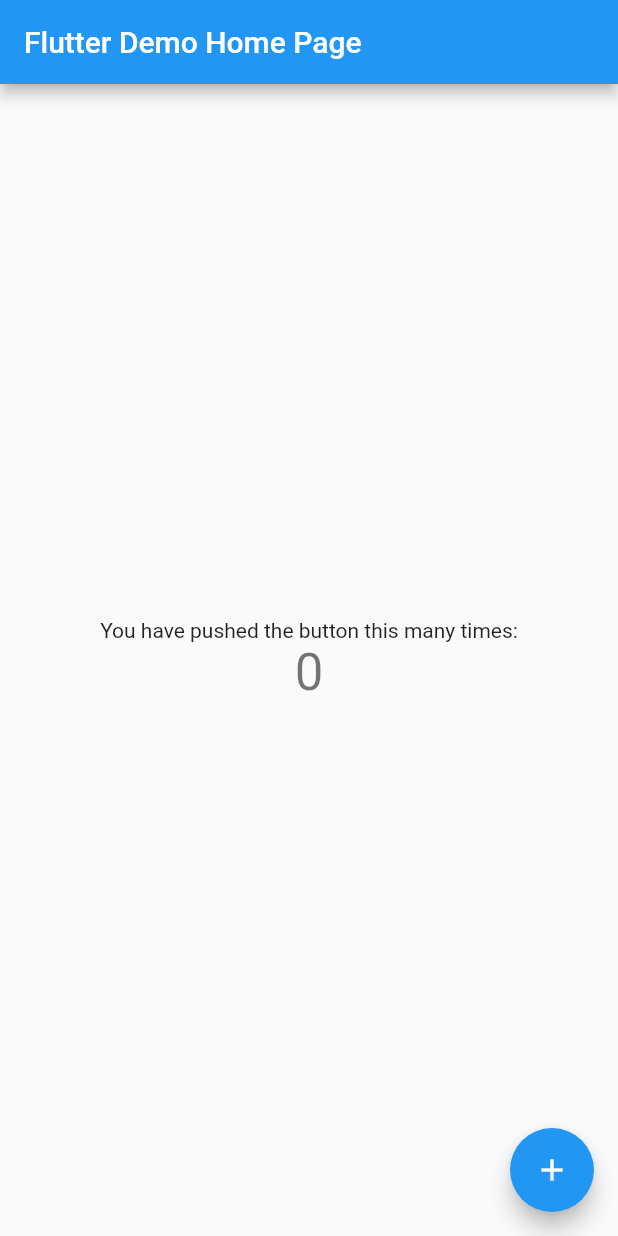
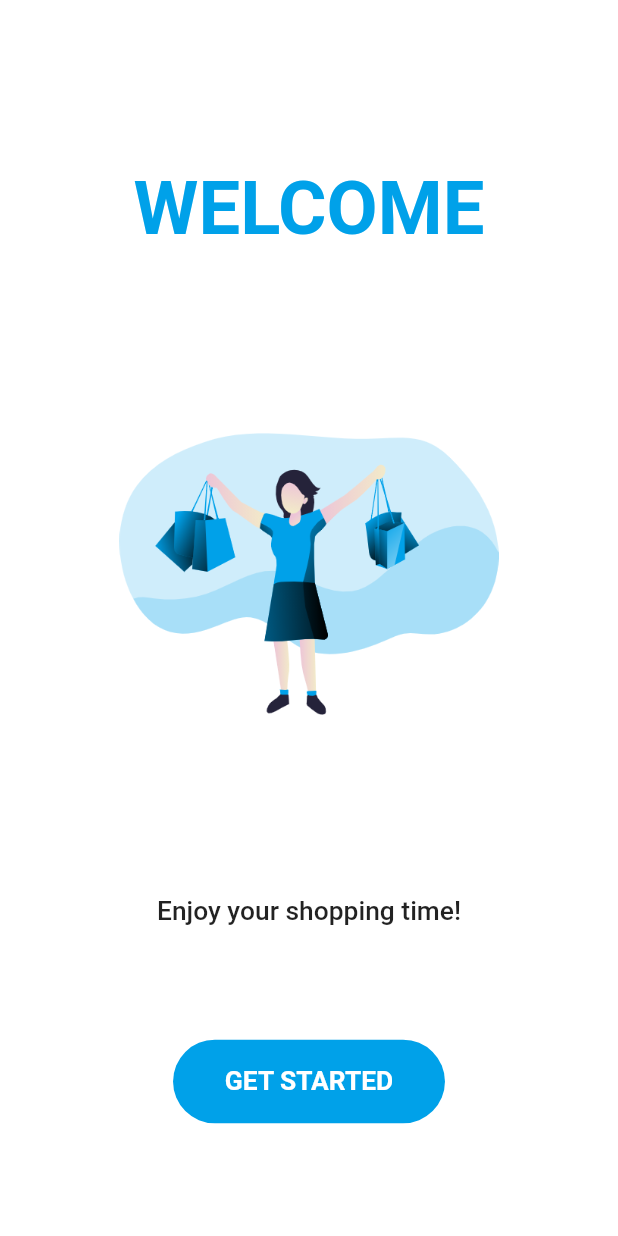
Before and after one commit to cheakimhok/Flutter-Rubik-Cube-Shop, a Flutter app: the screen it shows after launch, on a phone screen of 412 x 824 dp. Run offline on Flutter 3.47's test engine with Material 2 defaults, Android fonts, the phone set to English and light mode, and no system bars.

Commit message:
welcome screen

```diff
--- a/lib/main.dart
+++ b/lib/main.dart
@@ -1,113 +1,59 @@
 import 'package:flutter/material.dart';
+import 'package:rubik_cube_shop/welcome.dart';
 
 void main() {
-  runApp(MyApp());
+  return runApp(MaterialApp (
+    routes: {
+      'intro': (context) => WelcomeScreen(),
+    },
+    home: MyApp(),
+    )
+  );
 }
 
-class MyApp extends StatelessWidget {
-  // This widget is the root of your application.
+class MyApp extends StatefulWidget {
   @override
-  Widget build(BuildContext context) {
-    return MaterialApp(
-      title: 'Flutter Demo',
-      theme: ThemeData(
-        // This is the theme of your application.
-        //
-        // Try running your application with "flutter run". You'll see the
-        // application has a blue toolbar. Then, without quitting the app, try
-        // changing the primarySwatch below to Colors.green and then invoke
-        // "hot reload" (press "r" in the console where you ran "flutter run",
-        // or simply save your changes to "hot reload" in a Flutter IDE).
-        // Notice that the counter didn't reset back to zero; the application
-        // is not restarted.
-        primarySwatch: Colors.blue,
-      ),
-      home: MyHomePage(title: 'Flutter Demo Home Page'),
-    );
-  }
+  _MyAppState createState() => _MyAppState();
 }
 
-class MyHomePage extends StatefulWidget {
-  MyHomePage({Key? key, required this.title}) : super(key: key);
-
-  // This widget is the home page of your application. It is stateful, meaning
-  // that it has a State object (defined below) that contains fields that affect
-  // how it looks.
-
-  // This class is the configuration for the state. It holds the values (in this
-  // case the title) provided by the parent (in this case the App widget) and
-  // used by the build method of the State. Fields in a Widget subclass are
-  // always marked "final".
-
-  final String title;
-
+class _MyAppState extends State<MyApp> {
   @override
-  _MyHomePageState createState() => _MyHomePageState();
-}
-
-class _MyHomePageState extends State<MyHomePage> {
-  int _counter = 0;
-
-  void _incrementCounter() {
+  void initState() {
+    super.initState();
+    Future.delayed(Duration(seconds: 3),() {
       setState(() {
-      // This call to setState tells the Flutter framework that something has
-      // changed in this State, which causes it to rerun the build method below
-      // so that the display can reflect the updated values. If we changed
-      // _counter without calling setState(), then the build method would not be
-      // called again, and so nothing would appear to happen.
-      _counter++;
+        // Here you can write your code for open new view
+        Navigator.pushNamed(context, 'intro');
+      });
     });
   }
 
   @override
   Widget build(BuildContext context) {
-    // This method is rerun every time setState is called, for instance as done
-    // by the _incrementCounter method above.
-    //
-    // The Flutter framework has been optimized to make rerunning build methods
-    // fast, so that you can just rebuild anything that needs updating rather
-    // than having to individually change instances of widgets.
     return Scaffold(
-      appBar: AppBar(
-        // Here we take the value from the MyHomePage object that was created by
-        // the App.build method, and use it to set our appbar title.
-        title: Text(widget.title),
+      body: Stack (
+        fit: StackFit.expand,
+        children: [
+          Container (
+            decoration: BoxDecoration (
+            color: Color.fromRGBO(0, 161, 233, 1),
             ),
-      body: Center(
-        // Center is a layout widget. It takes a single child and positions it
-        // in the middle of the parent.
-        child: Column(
-          // Column is also a layout widget. It takes a list of children and
-          // arranges them vertically. By default, it sizes itself to fit its
-          // children horizontally, and tries to be as tall as its parent.
-          //
-          // Invoke "debug painting" (press "p" in the console, choose the
-          // "Toggle Debug Paint" action from the Flutter Inspector in Android
-          // Studio, or the "Toggle Debug Paint" command in Visual Studio Code)
-          // to see the wireframe for each widget.
-          //
-          // Column has various properties to control how it sizes itself and
-          // how it positions its children. Here we use mainAxisAlignment to
-          // center the children vertically; the main axis here is the vertical
-          // axis because Columns are vertical (the cross axis would be
-          // horizontal).
+          ),
+          Column(
             mainAxisAlignment: MainAxisAlignment.center,
-          children: <Widget>[
-            Text(
-              'You have pushed the button this many times:',
+              children: [
+                  ClipOval (
+                    child: Image.asset(
+                      'assets/images/testing.png',
+                      width: 200,
+                      height: 200,
+                      fit: BoxFit.cover,
                     ),
-            Text(
-              '$_counter',
-              style: Theme.of(context).textTheme.headline4,
                   ),
               ],
+          )
+        ],
       ),
-      ),
-      floatingActionButton: FloatingActionButton(
-        onPressed: _incrementCounter,
-        tooltip: 'Increment',
-        child: Icon(Icons.add),
-      ), // This trailing comma makes auto-formatting nicer for build methods.
     );
   }
 }
--- /dev/null
+++ b/lib/size_config.dart
@@ -0,0 +1,26 @@
+import 'package:flutter/material.dart';
+
+class SizeConfig {
+  static MediaQueryData _mediaQueryData;
+  static double screenWidth;
+  static double screenHeight;
+  static double defaultSize;
+  static Orientation orientation;
+
+  void init(BuildContext context) {
+    _mediaQueryData = MediaQuery.of(context);
+    screenWidth = _mediaQueryData.size.width;
+    screenHeight = _mediaQueryData.size.height;
+    orientation = _mediaQueryData.orientation;
+  }
+}
+
+double getProportionateScreenHeight(double inputHeight) {
+  double screenHeight = SizeConfig.screenHeight;
+  return (inputHeight / 812.0) * screenHeight;
+}
+
+double getProportionateScreenWidth(double inputWidth) {
+  double screenWidth = SizeConfig.screenWidth;
+  return (inputWidth / 375.0) * screenWidth;
+}
--- /dev/null
+++ b/lib/welcome.dart
@@ -0,0 +1,103 @@
+import 'package:flutter/material.dart';
+import 'package:rubik_cube_shop/size_config.dart';
+// import 'package:rubik_cube_shop/boarding.dart';
+
+
+class WelcomeScreen extends StatelessWidget {
+  @override
+  Widget build(BuildContext context) {
+    SizeConfig().init(context);
+    return Scaffold(
+      body: WelcomeComponent(),
+      backgroundColor: Colors.white,
+    );
+  }
+}
+
+class WelcomeComponent extends StatefulWidget {
+  @override
+  _WelcomeComponentState createState() => _WelcomeComponentState();
+}
+
+class _WelcomeComponentState extends State<WelcomeComponent> {
+  @override
+  Widget build(BuildContext context) {
+    return SafeArea (
+      child: SizedBox(
+        width: double.infinity,
+        child: Column(
+          children: <Widget> [
+            Expanded(
+              flex: 6,
+              child: Column(
+                children: <Widget> [
+                  Spacer(flex: 3),
+                  Text(
+                    "WELCOME",
+                    style: TextStyle (
+                      fontSize: getProportionateScreenWidth(45),
+                      color: Color.fromRGBO(0, 161, 233, 1),
+                      fontWeight: FontWeight.w700,
+                    ),
+                  ),
+                  Spacer(flex: 1),
+                  Image.asset(
+                    "assets/images/welcome.png",
+                    height: getProportionateScreenHeight(350),
+                    width: getProportionateScreenWidth(230),
+                  ),
+                  Spacer(flex: 1),
+                  Text(
+                    "Enjoy your shopping time!",
+                    style: TextStyle(
+                      fontSize: getProportionateScreenWidth(16),
+                      fontWeight: FontWeight.w500,
+                    ),
+                  ),
+                ]
+              ),
+            ),
+            Expanded(
+              flex: 2,
+              child: Padding(
+                padding: EdgeInsets.symmetric(
+                  horizontal: getProportionateScreenWidth(105)
+                ),
+                child: Column(
+                  children: <Widget> [
+                    Spacer(),
+                    SizedBox(
+                      width: getProportionateScreenWidth(250),
+                      height: getProportionateScreenHeight(55),
+                      child: FlatButton(
+                        shape: RoundedRectangleBorder(
+                          borderRadius: BorderRadius.circular(30)
+                        ),
+                        color: Color.fromRGBO(0, 161, 233, 1),
+                        onPressed: () => {
+                          // Navigator.push(
+                          //   context,
+                          //   MaterialPageRoute(builder: (context) => Boarding()),
+                          // )
+                        },
+                        child: Text(
+                          'GET STARTED',
+                          style: TextStyle(
+                            color: Colors.white,
+                            fontSize: getProportionateScreenWidth(16),
+                            fontWeight: FontWeight.w600,
+                          ),
+                        ),
+                      ),
+                    ),
+                    Spacer(flex: 1),
+                  ],
+                ),
+              ),
+            ),
+          ],
+        ),
+      ),
+    );
+  }
+}
--- a/pubspec.yaml
+++ b/pubspec.yaml
@@ -18,7 +18,7 @@
 version: 1.0.0+1
 
 environment:
-  sdk: ">=2.12.0 <3.0.0"
+  sdk: ">=2.7.0 <3.0.0"
 
 dependencies:
   flutter:
@@ -48,10 +48,10 @@
   uses-material-design: true
 
   # To add assets to your application, add an assets section, like this:
-  # assets:
+  assets:
   #   - images/a_dot_burr.jpeg
   #   - images/a_dot_ham.jpeg
-  - assets/images/
+    -  assets/images/
 
   # An image asset can refer to one or more resolution-specific "variants", see
   # https://flutter.dev/assets-and-images/#resolution-aware.
```
Lines whose indentation alone changed are shown as unchanged.
